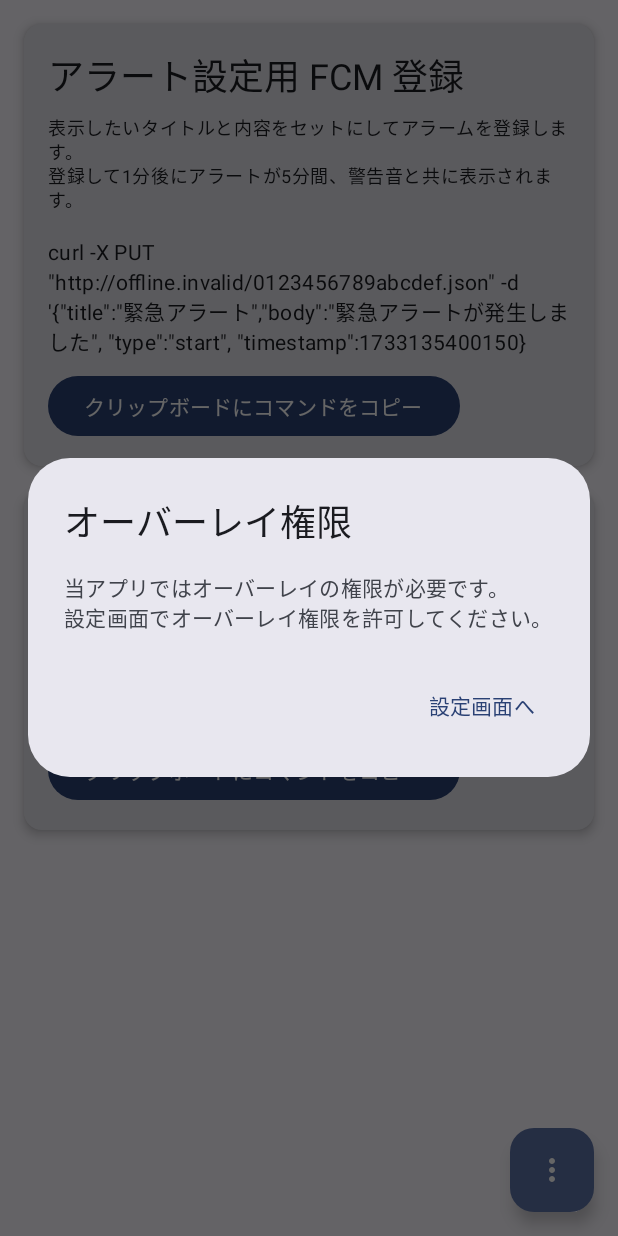
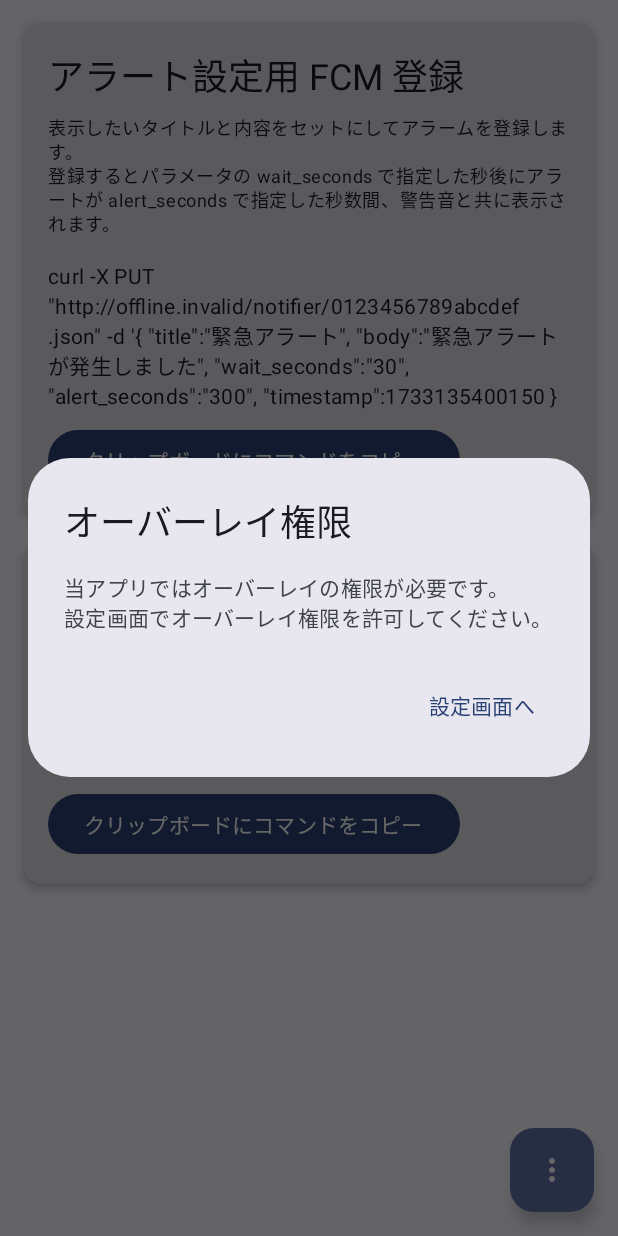
Before and after one commit to bvlion/Watchify, an Android app built with Jetpack Compose: the screen it shows after launch (MainActivity), on a phone screen of 412 x 824 dp. Run offline under Robolectric (Android 15) with nearby library versions, the phone set to English and light mode, and no system bars.

Commit message:
time can be set

```diff
--- a/app/src/main/java/info/bvlion/watchify/ui/alert/AlertViewModel.kt
+++ b/app/src/main/java/info/bvlion/watchify/ui/alert/AlertViewModel.kt
@@ -12,11 +12,11 @@ class AlertViewModel : ViewModel() {
   var isAlertStarted: Boolean = false
     private set
 
-  fun startTimeout(onTimeout: () -> Unit) {
+  fun startTimeout(targetSeconds: Long, onTimeout: () -> Unit) {
     isAlertStarted = true
     timeoutJob?.cancel()
     timeoutJob = viewModelScope.launch {
-      delay(5 * 60 * 1000)
+      delay(targetSeconds * 1000)
       onTimeout()
     }
   }
--- a/app/src/main/java/info/bvlion/watchify/ui/main/MainActivity.kt
+++ b/app/src/main/java/info/bvlion/watchify/ui/main/MainActivity.kt
@@ -128,9 +128,9 @@ fun MainScreen(
       FcmCard(
         title = "アラート設定用 FCM 登録",
         curlCommand =  """
-            curl -X PUT "${BuildConfig.RT_DB_URL}$androidId.json" -d '{"title":"緊急アラート","body":"緊急アラートが発生しました", "type":"start", "timestamp":${System.currentTimeMillis()}}
+            curl -X PUT "${BuildConfig.RT_DB_URL}notifier/$androidId.json" -d '{ "title":"緊急アラート", "body":"緊急アラートが発生しました", "wait_seconds":"30", "alert_seconds":"300", "timestamp":${System.currentTimeMillis()} }
           """.trimIndent(),
-        description = "表示したいタイトルと内容をセットにしてアラームを登録します。\n登録して1分後にアラートが5分間、警告音と共に表示されます。"
+        description = "表示したいタイトルと内容をセットにしてアラームを登録します。\n登録するとパラメータの wait_seconds で指定した秒後にアラートが alert_seconds で指定した秒数間、警告音と共に表示されます。"
       )
 
       Spacer(modifier = Modifier.height(16.dp))
@@ -138,7 +138,7 @@ fun MainScreen(
       FcmCard(
         title = "アラート設定解除用 FCM 登録",
         curlCommand = """
-            curl -X PUT "${BuildConfig.RT_DB_URL}$androidId.json" -d '{"type":"stop", "timestamp":${System.currentTimeMillis()}}
+            curl -X PUT "${BuildConfig.RT_DB_URL}stop/$androidId.json" -d '{ "timestamp":${System.currentTimeMillis()} }
           """.trimIndent(),
         description = "アラートの設定解除や鳴っているアラートを止められます。"
       )
--- a/app/src/main/java/info/bvlion/watchify/worker/TimerWorker.kt
+++ b/app/src/main/java/info/bvlion/watchify/worker/TimerWorker.kt
@@ -12,12 +12,14 @@ class TimerWorker(
   override suspend fun doWork(): Result {
     val title = inputData.getString(TITLE_PARAMETER) ?: return Result.failure()
     val body = inputData.getString(BODY_PARAMETER) ?: return Result.failure()
-    applicationContext.startActivity(AlertActivity.createIntent(applicationContext, title, body))
+    val seconds = inputData.getString(SECONDS_PARAMETER) ?: return Result.failure()
+    applicationContext.startActivity(AlertActivity.createIntent(applicationContext, title, body, seconds))
     return Result.success()
   }
 
   companion object {
     const val TITLE_PARAMETER = "title_parameter"
     const val BODY_PARAMETER = "body_parameter"
+    const val SECONDS_PARAMETER = "seconds_parameter"
   }
 }
```
Also changed, not shown: app/src/main/java/info/bvlion/watchify/service/MessagingService.kt (+11 -2 lines), app/src/main/java/info/bvlion/watchify/ui/alert/AlertActivity.kt (+9 -5 lines).
